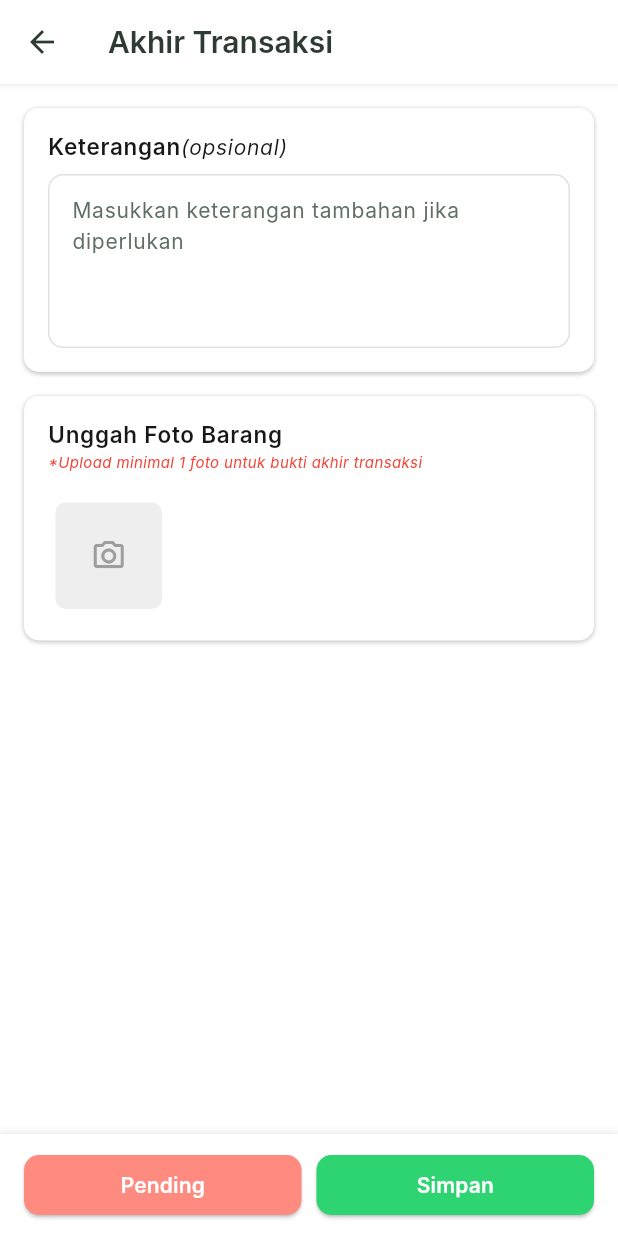
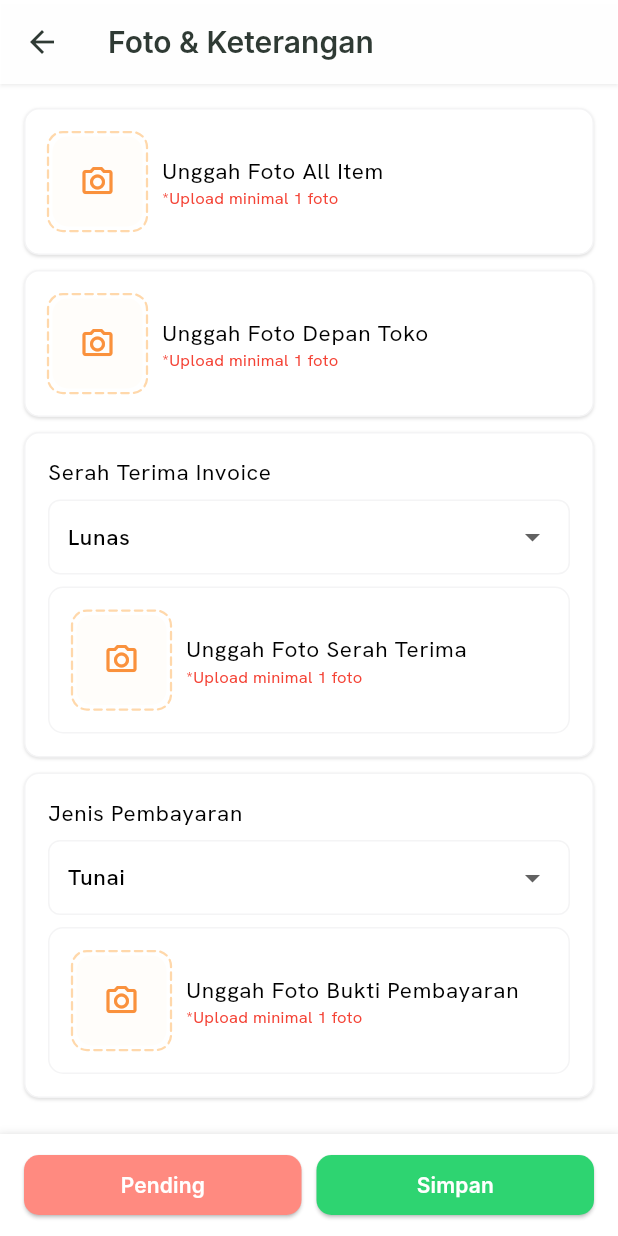
Before and after one commit to yusufmuadz/CV-REJO-Inventory, a Flutter app: the EndingOrderView screen opened by its route, on a phone screen of 412 x 824 dp. Run offline on Flutter 3.47's test engine with Material 3 defaults, Android fonts, the phone set to English and light mode, and no system bars; drawn by our look-alikes of dotted_border; our stand-ins replace dio, flutter_secure_storage, get, get_storage, google_fonts, image_picker and 5 more; missing offline and left inert: mobile_scanner; accounts and stored records are empty; Roboto replaces fonts that are missing (Inter).

Commit message:
update: change UI Driver Arrive

```diff
--- a/lib/features/ending_order/presentation/controllers/ending_order_controller.dart
+++ b/lib/features/ending_order/presentation/controllers/ending_order_controller.dart
@@ -27,6 +27,12 @@ class EndingOrderController extends GetxController {
 
   final picker = ImagePicker();
   final mediaFileList = <XFile>[].obs;
+
+  final selectedInfoInvoice = 'Lunas'.obs;
+  final infoInvoiceList = ['Lunas', 'Belum Lunas'];
+
+  final selectedPaymentType = 'Tunai'.obs;
+  final paymentTypeList = ['Tunai', 'Transfer', 'Giro', 'Cek', 'Debit'];
 
   @override
   void onInit() {
--- /dev/null
+++ b/lib/features/ending_order/presentation/views/driver_arrive.dart
@@ -0,0 +1,258 @@
+import 'package:dotted_border/dotted_border.dart';
+import 'package:flutter/material.dart';
+import 'package:get/get.dart';
+import 'package:google_fonts/google_fonts.dart';
+import 'package:image_picker/image_picker.dart';
+
+import '../../../../shared/text_field/textfield_shared.dart';
+import '../../../rit_information/presentation/widgets/custom_grid_image.dart';
+import '../../../rit_information/presentation/widgets/custom_image.dart';
+import '../controllers/ending_order_controller.dart';
+
+class DriverArrive extends StatelessWidget {
+  final EndingOrderController controller;
+  const DriverArrive({super.key, required this.controller});
+
+  @override
+  Widget build(BuildContext context) {
+    return ListView(
+      padding: const EdgeInsets.all(16),
+      children: [
+        _buildContentImage(
+          title: 'All Item',
+          mediaFileList: controller.mediaFileList,
+        ),
+        const SizedBox(height: 10),
+        _buildContentImage(
+          title: 'Depan Toko',
+          mediaFileList: controller.mediaFileList,
+        ),
+        const SizedBox(height: 10),
+        _buildSelectInfoInvoice(mediaFileList: controller.mediaFileList),
+        const SizedBox(height: 10),
+        _buildPaymentType(mediaFileList: controller.mediaFileList),
+      ],
+    );
+  }
+
+  Widget _buildSelectInfoInvoice({required RxList<XFile> mediaFileList}) {
+    return _buildBoxStyle(
+      child: Column(
+        crossAxisAlignment: CrossAxisAlignment.start,
+        children: [
+          Text(
+            'Serah Terima Invoice',
+            style: GoogleFonts.hankenGrotesk(
+              color: Colors.black,
+              fontSize: 15,
+              fontWeight: FontWeight.w400,
+              letterSpacing: 0.48,
+            ),
+          ),
+          const SizedBox(height: 8),
+          Obx(
+            () => Container(
+              padding: const EdgeInsets.symmetric(horizontal: 12),
+              decoration: BoxDecoration(
+                border: Border.all(color: const Color(0xFFf4f4f5)),
+                borderRadius: BorderRadius.circular(8),
+                color: Colors.white,
+              ),
+              child: DropdownButton<String>(
+                isExpanded: true,
+                value: controller.selectedInfoInvoice.value,
+                hint: const Text('Pilih Info Invoice'),
+                underline: Container(),
+                items: controller.infoInvoiceList
+                    .map(
+                      (invoice) => DropdownMenuItem<String>(
+                        value: invoice,
+                        child: Text(
+                          invoice,
+                          style: GoogleFonts.hankenGrotesk(
+                            color: Colors.black,
+                            fontSize: 15,
+                            fontWeight: FontWeight.w500,
+                            letterSpacing: 0.50,
+                          ),
+                        ),
+                      ),
+                    )
+                    .toList(),
+                onChanged: (value) {
+                  controller.selectedInfoInvoice.value = value ?? '';
+                },
+              ),
+            ),
+          ),
+          const SizedBox(height: 8),
+          _buildContentImage(
+            title: 'Serah Terima',
+            isShadow: false,
+            mediaFileList: mediaFileList,
+          ),
+        ],
+      ),
+    );
+  }
+
+  Widget _buildPaymentType({required RxList<XFile> mediaFileList}) {
+    return _buildBoxStyle(
+      child: Column(
+        crossAxisAlignment: CrossAxisAlignment.start,
+        children: [
+          Text(
+            'Jenis Pembayaran',
+            style: GoogleFonts.hankenGrotesk(
+              color: Colors.black,
+              fontSize: 15,
+              fontWeight: FontWeight.w400,
+              letterSpacing: 0.48,
+            ),
+          ),
+          const SizedBox(height: 8),
+          Obx(
+            () => Container(
+              padding: const EdgeInsets.symmetric(horizontal: 12),
+              decoration: BoxDecoration(
+                border: Border.all(color: const Color(0xFFf4f4f5)),
+                borderRadius: BorderRadius.circular(8),
+                color: Colors.white,
+              ),
+              child: DropdownButton<String>(
+                isExpanded: true,
+                value: controller.selectedPaymentType.value,
+                hint: const Text('Pilih Jenis Pembayaran'),
+                underline: Container(),
+                items: controller.paymentTypeList
+                    .map(
+                      (payment) => DropdownMenuItem<String>(
+                        value: payment,
+                        child: Text(
+                          payment,
+                          style: GoogleFonts.hankenGrotesk(
+                            color: Colors.black,
+                            fontSize: 15,
+                            fontWeight: FontWeight.w500,
+                            letterSpacing: 0.50,
+                          ),
+                        ),
+                      ),
+                    )
+                    .toList(),
+                onChanged: (value) {
+                  controller.selectedPaymentType.value = value ?? '';
+                },
+              ),
+            ),
+          ),
+          const SizedBox(height: 8),
+          _buildContentImage(
+            title: 'Bukti Pembayaran',
+            isShadow: false,
+            mediaFileList: mediaFileList,
+          ),
+          // SharedTextField(
+          //   controller: controller.fieldController,
+          //   keyboardType: TextInputType.number,
+          //   hintText: 'Contoh: 12345',
+          //   prefixIcon: Icon(Icons.speed, color: const Color(0xFFfa913c)),
+          //   validator: (String? p1) {
+          //     if (p1 == null || p1.isEmpty) {
+          //       return 'Masukkan KM Kendaraan';
+          //     }
+          //     return null;
+          //   },
+          // ),
+        ],
+      ),
+    );
+  }
+
+  Widget _buildContentImage({
+    int? maxImage,
+    bool isShadow = true,
+    required String title,
+    required RxList<XFile> mediaFileList,
+  }) {
+    return _buildBoxStyle(
+      isShadow: isShadow,
+      child: Obx(
+        () => Column(
+          crossAxisAlignment: CrossAxisAlignment.start,
+          children: [
+            Visibility(
+              visible: mediaFileList.isNotEmpty,
+              child: Container(
+                margin: const EdgeInsets.only(bottom: 20),
+                child: Row(
+                  children: [
+                    Expanded(child: CustomImage().buildTitle(title: title)),
+                    Container(
+                      alignment: Alignment.centerRight,
+                      margin: const EdgeInsets.only(top: 10),
+                      child: InkWell(
+                        onTap: () => controller.clearAllImages(),
+                        child: const Text(
+                          'Hapus Semua',
+                          style: TextStyle(
+                            color: Colors.red,
+                            fontSize: 12,
+                            fontFamily: 'Inter',
+                            fontWeight: FontWeight.w600,
+                          ),
+                        ),
+                      ),
+                    ),
+                  ],
+                ),
+              ),
+            ),
+            Visibility(
+              visible: mediaFileList.isNotEmpty,
+              child: CustomGridImage(
+                maxImage: maxImage ?? 2,
+                mediaFileList: mediaFileList,
+                onAdd: () => controller.selectImage(ImageSource.camera),
+                onRemove: (int index) => controller.removeImage(index),
+              ),
+            ),
+            Visibility(
+              visible: mediaFileList.isEmpty,
+              child: Row(
+                children: [
+                  CustomImage().addImage(
+                    onTap: () => controller.selectImage(ImageSource.camera),
+                  ),
+                  const SizedBox(width: 10),
+                  Expanded(child: CustomImage().buildTitle(title: title)),
+                ],
+              ),
+            ),
+          ],
+        ),
+      ),
+    );
+  }
+
+  Widget _buildBoxStyle({required Widget child, bool isShadow = true}) {
+    return Container(
+      padding: const EdgeInsets.all(15),
+      decoration: BoxDecoration(
+        border: Border.all(color: const Color(0xFFf4f4f5)),
+        borderRadius: BorderRadius.circular(10),
+        color: Colors.white,
+        boxShadow: !isShadow
+            ? null
+            : [
+                BoxShadow(
+                  color: Colors.grey.withOpacity(0.3),
+                  blurRadius: 1,
+                  offset: const Offset(0, 1),
+                ),
+              ],
+      ),
+      child: child,
+    );
+  }
+}
--- a/lib/features/ending_order/presentation/views/ending_order_view.dart
+++ b/lib/features/ending_order/presentation/views/ending_order_view.dart
@@ -6,6 +6,7 @@ import '../../../../utils/loading_custom.dart';
 import '../controllers/ending_order_controller.dart';
 import '../widgets/field_input_widget.dart';
 import '../widgets/image_input_widget.dart';
+import 'driver_arrive.dart';
 
 class EndingOrderView extends GetView<EndingOrderController> {
   const EndingOrderView({super.key});
@@ -16,7 +17,7 @@ class EndingOrderView extends GetView<EndingOrderController> {
       top: false,
       child: Scaffold(
         appBar: AppBar(
-          title: const Text('Akhir Transaksi'),
+          title: const Text('Foto & Keterangan'),
           elevation: 1,
           centerTitle: false,
           leading: IconButton(
@@ -30,14 +31,15 @@ class EndingOrderView extends GetView<EndingOrderController> {
           if (controller.isLoading.value) {
             return const LoadingView();
           }
-          return ListView(
-            padding: const EdgeInsets.all(16),
-            children: [
-              FieldInputWidget(controller: controller),
-              const SizedBox(height: 16),
-              ImageInputWidget(controller: controller),
-            ],
-          );
+          return DriverArrive(controller: controller);
+          // ListView(
+          //   padding: const EdgeInsets.all(16),
+          //   children: [
+          //     FieldInputWidget(controller: controller),
+          //     const SizedBox(height: 16),
+          //     ImageInputWidget(controller: controller),
+          //   ],
+          // );
         }),
         bottomNavigationBar: Obx(() {
           if (controller.isLoading.value) {
--- a/lib/features/rit_information/presentation/views/input_image_view.dart
+++ b/lib/features/rit_information/presentation/views/input_image_view.dart
@@ -209,6 +209,7 @@ class InputImageView extends StatelessWidget {
                         indexImage ?? 0,
                         file,
                         mediaFileList,
+                        isTransportation,
                       ),
                     ),
                   ),
--- a/lib/features/rit_information/presentation/widgets/custom_grid_image.dart
+++ b/lib/features/rit_information/presentation/widgets/custom_grid_image.dart
@@ -1,27 +1,25 @@
-import 'dart:io';
-
-import 'package:cv_rejo/features/rit_information/presentation/widgets/custom_image.dart';
 import 'package:dotted_border/dotted_border.dart';
 import 'package:flutter/material.dart';
 import 'package:get/get.dart';
 import 'package:image_picker/image_picker.dart';
 
 import '../controllers/rit_controller.dart';
+import 'custom_image.dart';
 
 class CustomGridImage extends StatelessWidget {
   final int maxImage;
-  final bool isTransportation;
-  final Function()? onTap;
+  final int? plusLength;
+  final Function()? onAdd;
+  final Function(int) onRemove;
   final RxList<XFile> mediaFileList;
-  final RitController controller;
 
   const CustomGridImage({
     super.key,
     required this.maxImage,
     required this.mediaFileList,
-    required this.controller,
-    this.isTransportation = false,
-    this.onTap,
+    required this.onAdd,
+    required this.onRemove,
+    this.plusLength,
   });
 
   @override
@@ -35,22 +33,17 @@ class CustomGridImage extends StatelessWidget {
           crossAxisSpacing: 8,
           mainAxisSpacing: 8,
         ),
-        itemCount: mediaFileList.length + (isTransportation ? 0 : 1),
+        itemCount: mediaFileList.length + (plusLength ?? 1),
         itemBuilder: (context, index) {
           if (index < mediaFileList.length) {
             return CustomImage().displayImage(
               path: mediaFileList[index].path,
-              isTransportation: isTransportation,
-              onTap: () => controller.removeImage(index, null, mediaFileList, isTransportation),
+              onTap: () => onRemove(index),
             );
           } else if (mediaFileList.length < maxImage) {
             return Padding(
               padding: const EdgeInsets.all(5.0),
-              child: _buildImage(
-                mediaFileList: mediaFileList,
-                isTransportation: isTransportation,
-                onTap: onTap,
-              ),
+              child: CustomImage().addImage(onTap: onAdd),
             );
           } else {
             return const SizedBox.shrink();
@@ -59,41 +52,4 @@ class CustomGridImage extends StatelessWidget {
       ),
     );
   }
-
-  Widget _buildImage({
-    required RxList<XFile> mediaFileList,
-    bool isTransportation = false,
-    Function()? onTap,
-  }) {
-    return InkWell(
-      onTap: isTransportation
-          ? onTap
-          : () =>
-                controller.selectImage(ImageSource.camera, null, mediaFileList),
-      child: DottedBorder(
-        options: RoundedRectDottedBorderOptions(
-          color: const Color(0xFFffd8ab),
-          strokeWidth: 1.5,
-          padding: EdgeInsets.all(3),
-          dashPattern: const [5, 3.5],
-          strokeCap: StrokeCap.round,
-          radius: const Radius.circular(10),
-        ),
-        child: Container(
-          height: 60,
-          width: 60,
-          decoration: BoxDecoration(
-            borderRadius: BorderRadius.circular(10),
-            color: const Color(0xFFfffdfa),
-          ),
-          child: Center(
-            child: Icon(
-              Icons.camera_alt_outlined,
-              color: const Color(0xFFfa913c),
-            ),
-          ),
-        ),
-      ),
-    );
-  }
 }
--- a/lib/features/rit_information/presentation/widgets/custom_image.dart
+++ b/lib/features/rit_information/presentation/widgets/custom_image.dart
@@ -1,6 +1,7 @@
 import 'dart:io';
 
 import 'package:cv_rejo/features/rit_information/presentation/widgets/custom_grid_image.dart';
+import 'package:dotted_border/dotted_border.dart';
 import 'package:flutter/material.dart';
 import 'package:get/get.dart';
 import 'package:google_fonts/google_fonts.dart';
@@ -34,6 +35,36 @@ class CustomImage {
     );
   }
 
+  Widget addImage({Function()? onTap}) {
+    return InkWell(
+      onTap: onTap,
+      child: DottedBorder(
+        options: RoundedRectDottedBorderOptions(
+          color: const Color(0xFFffd8ab),
+          strokeWidth: 1.5,
+          padding: EdgeInsets.all(3),
+          dashPattern: const [5, 3.5],
+          strokeCap: StrokeCap.round,
+          radius: const Radius.circular(10),
+        ),
+        child: Container(
+          height: 60,
+          width: 60,
+          decoration: BoxDecoration(
+            borderRadius: BorderRadius.circular(10),
+            color: const Color(0xFFfffdfa),
+          ),
+          child: Center(
+            child: Icon(
+              Icons.camera_alt_outlined,
+              color: const Color(0xFFfa913c),
+            ),
+          ),
+        ),
+      ),
+    );
+  }
+
   Widget contentImage({
     int? maxImage,
     bool isTransportation = false,
@@ -44,17 +75,17 @@ class CustomImage {
     return CustomGridImage(
       maxImage: maxImage ?? 2,
       mediaFileList: mediaFileList,
-      controller: controller,
-      isTransportation: isTransportation,
-      onTap: onTap,
+      plusLength: (isTransportation && mediaFileList.length == 4 ? 0 : 1),
+      onAdd: isTransportation
+          ? onTap
+          : () =>
+                controller.selectImage(ImageSource.camera, null, mediaFileList),
+      onRemove: (int index) =>
+          controller.removeImage(index, null, mediaFileList, isTransportation),
     );
   }
 
-  Widget displayImage({
-    required String path,
-    bool isTransportation = false,
-    Function()? onTap,
-  }) {
+  Widget displayImage({required String path, Function()? onTap}) {
     return Stack(
       children: [
         Padding(
@@ -69,9 +100,7 @@ class CustomImage {
             ),
           ),
         ),
-        Visibility(
-          visible: !isTransportation,
-          child: Positioned(
+        Positioned(
           top: 0,
           right: 0,
           child: GestureDetector(
@@ -86,7 +115,6 @@ class CustomImage {
             ),
           ),
         ),
-        ),
       ],
     );
   }
```
Lines whose indentation alone changed are shown as unchanged.
